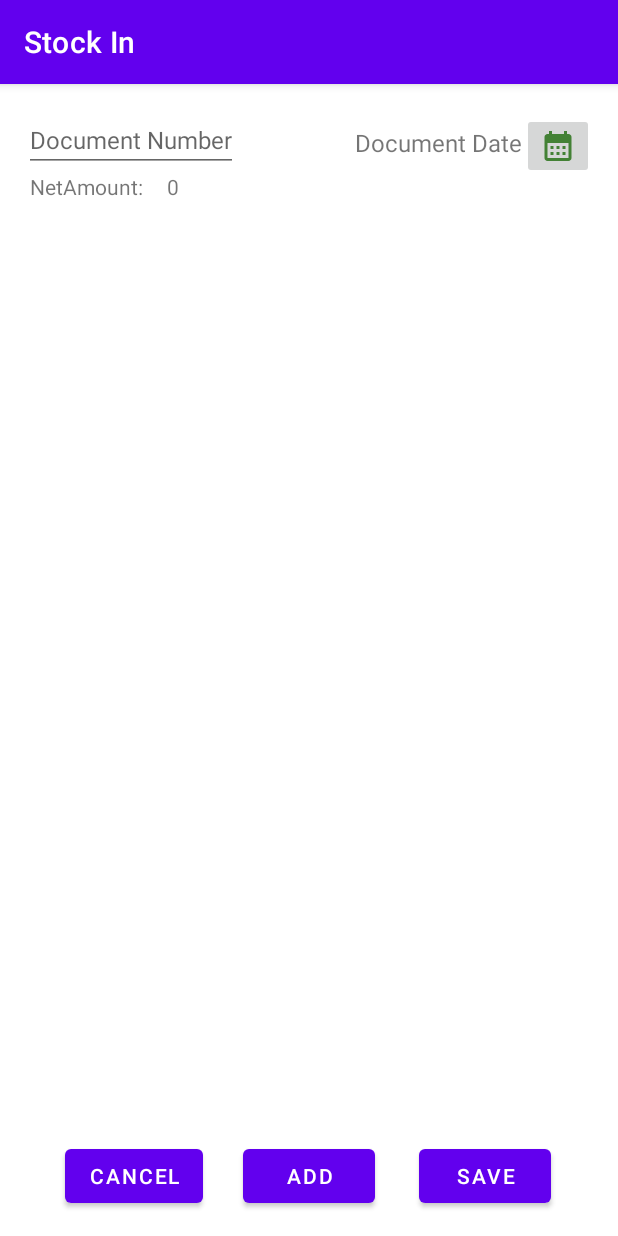
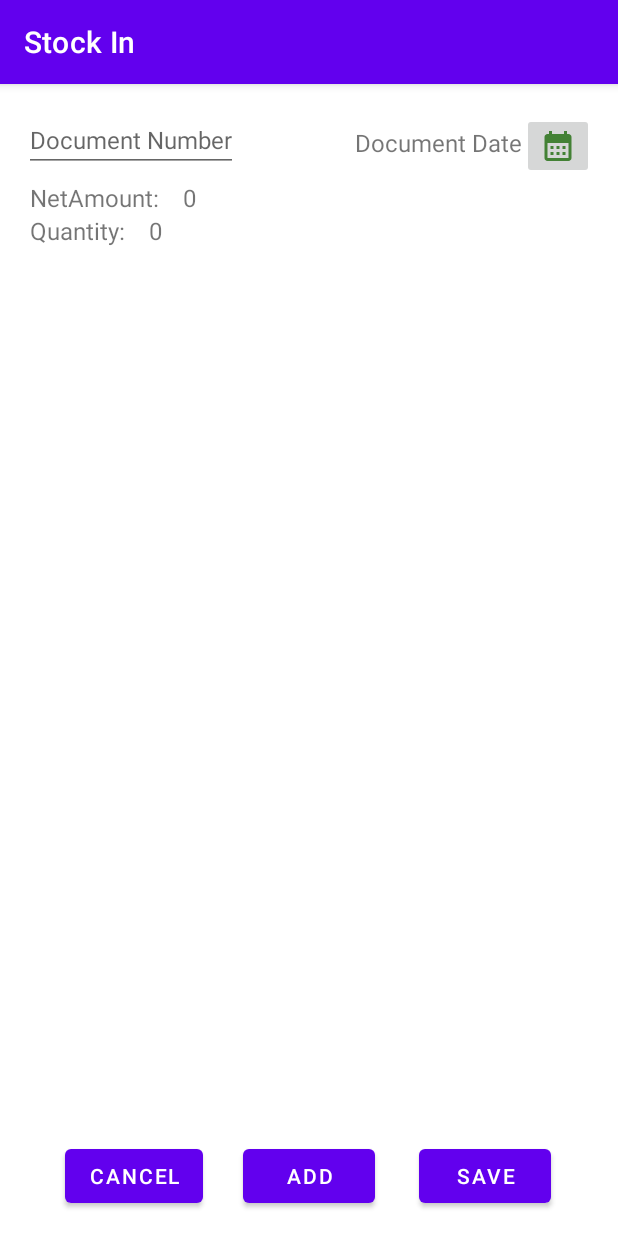
Before and after one commit to ksharshembie/whint, an Android app: the screen it shows after launch (MainActivity), after a tap on "STOCK IN", on a phone screen of 412 x 824 dp. Run offline under Robolectric (Android 15) with nearby library versions, the phone set to English and light mode, and no system bars; our stand-ins replace Room's generated code, navigation-ui.

Commit message:
Slip total calculate added

```diff
--- a/app/src/main/java/com/ksharshembie/whint/local/dao/SlipDao.kt
+++ b/app/src/main/java/com/ksharshembie/whint/local/dao/SlipDao.kt
@@ -26,7 +26,7 @@ interface SlipDao {
     @Query("SELECT isSaved FROM slip where idSlip = :slipID")
     fun isSlipSaved(slipID: Long): Boolean
 
-    @Query("UPDATE slip SET isSaved = 1, slipNumber = :docNumber, slipDate = :docDate, netAmount = :netAmount WHERE idSlip = :slipID")
+    @Query("UPDATE slip SET isSaved = 1, slipNumber = :docNumber, slipDate = :docDate, netAmount = :netAmount, vatAmount = 0, totalAmount = :netAmount WHERE idSlip = :slipID")
     fun slipSaved(slipID: Long, docNumber: String, docDate: String, netAmount: String)
 
 }
--- a/app/src/main/java/com/ksharshembie/whint/ui/home/stockIn/StockInFragment.kt
+++ b/app/src/main/java/com/ksharshembie/whint/ui/home/stockIn/StockInFragment.kt
@@ -71,7 +71,7 @@ class StockInFragment : Fragment() {
         binding.rvSlipItems.adapter = adapter
         adapter.addItem(list)
         slipDatePicker()
-        netAmountSum(list)
+        totalCalculate(list)
     }
 
     private fun slipDatePicker() {
@@ -133,11 +133,17 @@ class StockInFragment : Fragment() {
             .show()
     }
 
-    private fun netAmountSum(list: List<SlipItem>) {
+    private fun totalCalculate(list: List<SlipItem>) {
         var sum: Long = 0
+        var quantity: Long = 0
         for ((i, element) in list.withIndex()) {
             sum = sum + element.price.toString().toLong() * element.quantity.toString().toLong()
+            quantity = quantity + element.quantity.toString().toLong()
         }
-        binding.tvNetAmount.text = sum.toString()
+        binding.apply {
+            tvNetAmount.text = sum.toString()
+            tvQuantity.text = quantity.toString()
+        }
+
     }
 }
--- a/app/src/main/res/layout/fragment_stock_in.xml
+++ b/app/src/main/res/layout/fragment_stock_in.xml
@@ -45,9 +45,10 @@
         android:id="@+id/netAmount"
         android:layout_width="wrap_content"
         android:layout_height="wrap_content"
+        android:layout_marginStart="4dp"
+        android:layout_marginBottom="16dp"
         android:text="NetAmount:"
-        android:layout_marginBottom="16dp"
-        android:layout_marginStart="4dp"
+        android:textSize="16sp"
         app:layout_constraintBottom_toTopOf="@id/rv_slipItems"
         app:layout_constraintStart_toStartOf="parent"
         app:layout_constraintTop_toBottomOf="@id/et_slipNumber" />
@@ -57,10 +58,34 @@
         android:layout_width="wrap_content"
         android:layout_height="wrap_content"
         android:layout_marginStart="16dp"
-        android:text="NetAmount:"
+        android:text="NetAmount"
+        android:textSize="16sp"
+        app:layout_constraintBottom_toBottomOf="@id/netAmount"
+        app:layout_constraintStart_toEndOf="@id/netAmount"
+        app:layout_constraintTop_toTopOf="@id/netAmount" />
+
+    <TextView
+        android:id="@+id/quantity"
+        android:layout_width="wrap_content"
+        android:layout_height="wrap_content"
+        android:layout_marginStart="4dp"
+        android:layout_marginBottom="16dp"
+        android:text="Quantity:"
+        android:textSize="16sp"
         app:layout_constraintBottom_toTopOf="@id/rv_slipItems"
-        app:layout_constraintStart_toEndOf="@id/netAmount"
-        app:layout_constraintTop_toBottomOf="@id/et_slipNumber" />
+        app:layout_constraintStart_toStartOf="parent"
+        app:layout_constraintTop_toBottomOf="@id/netAmount" />
+
+    <TextView
+        android:id="@+id/tv_quantity"
+        android:layout_width="wrap_content"
+        android:layout_height="wrap_content"
+        android:layout_marginStart="16dp"
+        android:text="Quantity"
+        android:textSize="16sp"
+        app:layout_constraintBottom_toBottomOf="@id/quantity"
+        app:layout_constraintStart_toEndOf="@id/quantity"
+        app:layout_constraintTop_toTopOf="@id/quantity" />
 
     <androidx.recyclerview.widget.RecyclerView
         android:id="@+id/rv_slipItems"
@@ -69,7 +94,7 @@
         app:layoutManager="androidx.recyclerview.widget.LinearLayoutManager"
         app:layout_constraintEnd_toEndOf="parent"
         app:layout_constraintStart_toStartOf="parent"
-        app:layout_constraintTop_toBottomOf="@id/netAmount" />
+        app:layout_constraintTop_toBottomOf="@id/quantity" />
 
 
     <Button
```
